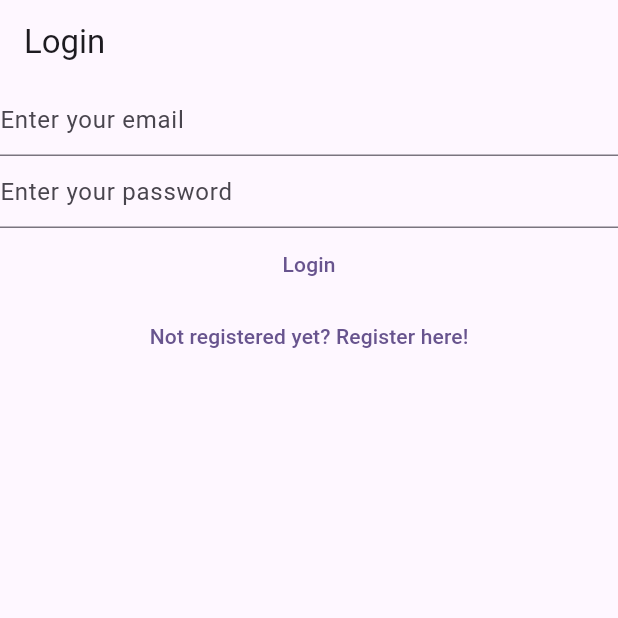
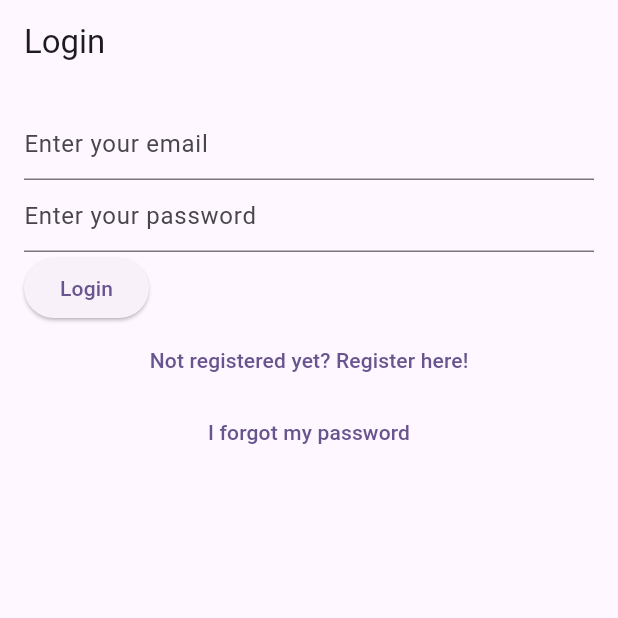
Before and after one commit to techstr/notes, a Flutter app: the screen it shows after launch, on a phone screen of 412 x 824 dp, the top half of it. Run offline on Flutter 3.47's test engine with Material 3 defaults, Android fonts, the phone set to English and light mode, and no system bars; our stand-ins replace bloc, cloud_firestore, equatable, firebase_auth, firebase_core, flutter_bloc and 1 more; accounts and stored records are empty.

Commit message:
Add password reset functionality with corresponding BLoC events and states

```diff
--- a/lib/helpers/loading/loading_screen.dart
+++ b/lib/helpers/loading/loading_screen.dart
@@ -33,8 +33,8 @@ class LoadingScreen {
     required BuildContext context,
     required String text,
   }) {
-    final _text = StreamController<String>();
-    _text.add(text);
+    final textStreamController = StreamController<String>();
+    textStreamController.add(text);
     final state = Overlay.of(context);
     final size = MediaQuery.of(context).size;
 
@@ -63,7 +63,7 @@ class LoadingScreen {
                       const CircularProgressIndicator(),
                       const SizedBox(height: 20),
                       StreamBuilder(
-                          stream: _text.stream,
+                          stream: textStreamController.stream,
                           builder: (context, snapshot) {
                             if (snapshot.hasData) {
                               return Text(
@@ -88,12 +88,12 @@ class LoadingScreen {
 
     return LoadingScreenController(
       close: () {
-        _text.close();
+        textStreamController.close();
         overlay.remove();
         return true;
       },
       update: (text) {
-        _text.add(text);
+        textStreamController.add(text);
         return true;
       },
     );
--- a/lib/main.dart
+++ b/lib/main.dart
@@ -6,6 +6,7 @@ import 'package:notes/services/auth/bloc/auth_bloc.dart';
 import 'package:notes/services/auth/bloc/auth_event.dart';
 import 'package:notes/services/auth/bloc/auth_state.dart';
 import 'package:notes/services/auth/firebase_auth_provider.dart';
+import 'package:notes/views/forgot_password_view.dart';
 import 'package:notes/views/verify_email_view.dart';
 import 'package:notes/views/register_view.dart';
 import 'package:notes/views/login_view.dart';
@@ -63,6 +64,9 @@ class HomePage extends StatelessWidget {
         if (state is AuthStateRegistering) {
           return const RegisterView();
         }
+        if (state is AuthStateForgotPassword) {
+          return const ForgotPasswordView();
+        }
         return const Scaffold(
           body: CircularProgressIndicator(),
         );
--- a/lib/services/auth/auth_provider.dart
+++ b/lib/services/auth/auth_provider.dart
@@ -18,4 +18,8 @@ abstract class AuthProvider {
   Future<void> logout();
 
   Future<void> sendEmailVerification();
+
+  Future<void> sendPasswordResetEmail({
+    required String email,
+  });
 }
--- a/lib/services/auth/auth_service.dart
+++ b/lib/services/auth/auth_service.dart
@@ -40,4 +40,10 @@ class AuthService implements AuthProvider {
 
   @override
   Future<void> sendEmailVerification() => provider.sendEmailVerification();
+
+  @override
+  Future<void> sendPasswordResetEmail({
+    required String email,
+  }) =>
+      provider.sendPasswordResetEmail(email: email);
 }
--- a/lib/services/auth/bloc/auth_event.dart
+++ b/lib/services/auth/bloc/auth_event.dart
@@ -32,3 +32,8 @@ class AuthEventVerifyEmail extends AuthEvent {
 class AuthEventShouldSignUp extends AuthEvent {
   const AuthEventShouldSignUp();
 }
+
+class AuthEventForgotPassword extends AuthEvent {
+  final String email;
+  const AuthEventForgotPassword({required this.email});
+}
--- a/lib/services/auth/bloc/auth_state.dart
+++ b/lib/services/auth/bloc/auth_state.dart
@@ -46,3 +46,13 @@ class AuthStateLoggedOut extends AuthState with EquatableMixin {
   @override
   List<Object?> get props => [exception, isLoading];
 }
+
+class AuthStateForgotPassword extends AuthState {
+  final Exception? exception;
+  final bool hasSendEmail;
+  const AuthStateForgotPassword({
+    required this.exception,
+    required this.hasSendEmail,
+    required super.isLoading,
+  });
+}
--- /dev/null
+++ b/lib/utilities/dialogs/password_reset_email_dialog.dart
@@ -0,0 +1,12 @@
+import 'package:flutter/material.dart';
+import 'package:notes/utilities/dialogs/generic_dialog.dart';
+
+Future<void> showPasswordResetEmailDialog(BuildContext context) {
+  return showGenericDialog(
+    context: context,
+    title: 'Password Reset',
+    content:
+        'We have sent you a password reset link on email, Please check your email for more information',
+    optionBuilder: () => {'OK': null},
+  );
+}
--- a/lib/views/login_view.dart
+++ b/lib/views/login_view.dart
@@ -51,7 +51,10 @@ class _LoginViewState extends State<LoginView> {
         appBar: AppBar(
           title: const Text('Login'),
         ),
-        body: Column(
+        body: Padding(
+          padding: const EdgeInsets.all(16.0),
+          child: Column(
+            crossAxisAlignment: CrossAxisAlignment.start,
             children: [
               TextField(
                   controller: _email,
@@ -68,7 +71,7 @@ class _LoginViewState extends State<LoginView> {
                   decoration: const InputDecoration(
                     hintText: 'Enter your password',
                   )),
-            TextButton(
+              ElevatedButton(
                   onPressed: () async {
                     final email = _email.text;
                     final password = _password.text;
@@ -78,12 +81,29 @@ class _LoginViewState extends State<LoginView> {
                         ));
                   },
                   child: const Text("Login")),
+              Center(
+                child: Column(
+                  children: [
                     TextButton(
                         onPressed: () {
-                  context.read<AuthBloc>().add(const AuthEventShouldSignUp());
+                          context
+                              .read<AuthBloc>()
+                              .add(const AuthEventShouldSignUp());
                         },
-                child: const Text("Not registered yet? Register here!")),
+                        child:
+                            const Text("Not registered yet? Register here!")),
+                    TextButton(
+                        onPressed: () {
+                          context
+                              .read<AuthBloc>()
+                              .add(const AuthEventForgotPassword(email: ""));
+                        },
+                        child: const Text("I forgot my password"))
                   ],
+                ),
+              ),
+            ],
+          ),
         ),
       ),
     );
--- a/lib/views/register_view.dart
+++ b/lib/views/register_view.dart
@@ -51,7 +51,9 @@ class _RegisterViewState extends State<RegisterView> {
         appBar: AppBar(
           title: const Text('Register'),
         ),
-        body: Column(
+        body: Padding(
+          padding: const EdgeInsets.all(16.0),
+          child: Column(
             children: [
               TextField(
                   controller: _email,
@@ -85,6 +87,7 @@ class _RegisterViewState extends State<RegisterView> {
             ],
           ),
         ),
+      ),
     );
   }
 }
```
Also changed, not shown: lib/services/auth/bloc/auth_bloc.dart (+14 -0 lines), lib/services/auth/firebase_auth_provider.dart (+20 -1 lines), lib/views/forgot_password_view.dart (added, +83 -0 lines), 1 other file. Lines whose indentation alone changed are shown as unchanged.
